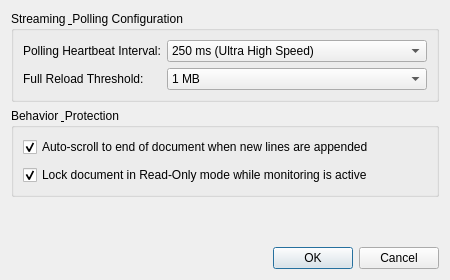
This is src/dialogs/TailOptionsDialog.ui in alsyundawy/NoteSciPad as Qt 5 draws it before an edit. The edited form follows.
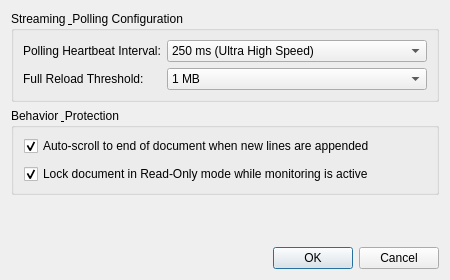
This is the edited form.

```diff
--- a/src/dialogs/TailOptionsDialog.ui
+++ b/src/dialogs/TailOptionsDialog.ui
@@ -104,6 +104,18 @@
       <property name="spacing">
        <number>8</number>
       </property>
+      <property name="leftMargin">
+       <number>10</number>
+      </property>
+      <property name="topMargin">
+       <number>8</number>
+      </property>
+      <property name="rightMargin">
+       <number>10</number>
+      </property>
+      <property name="bottomMargin">
+       <number>8</number>
+      </property>
       <item>
        <widget class="QCheckBox" name="chkAutoScroll">
         <property name="text">
```
